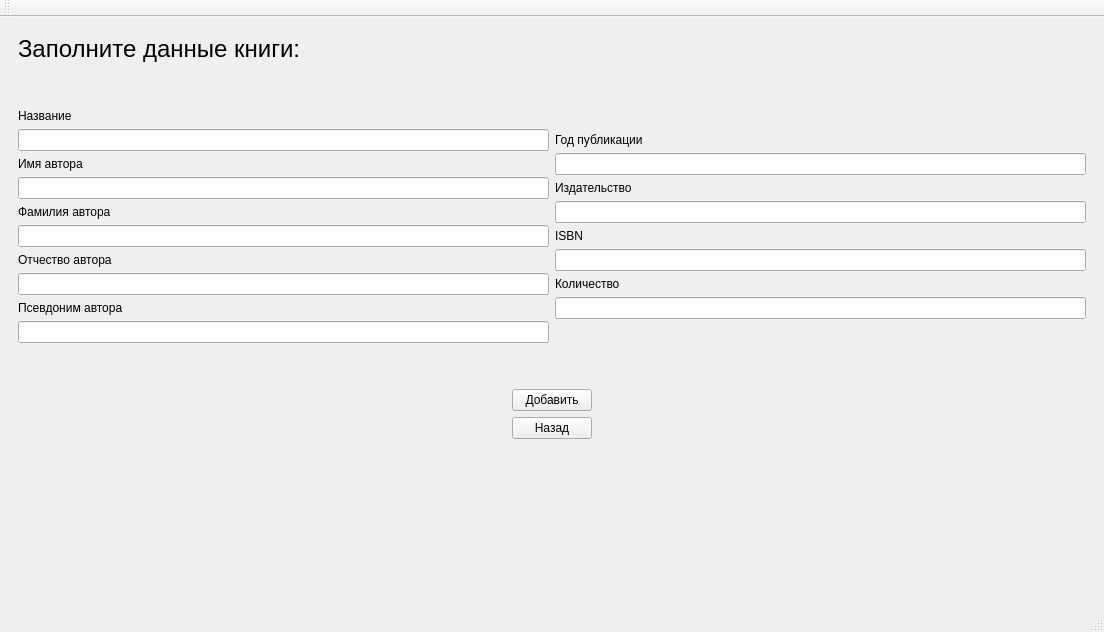
First picture: the form in mainwindow.ui, repository Matvey-Makaro/DBMS-Library, before the edit.
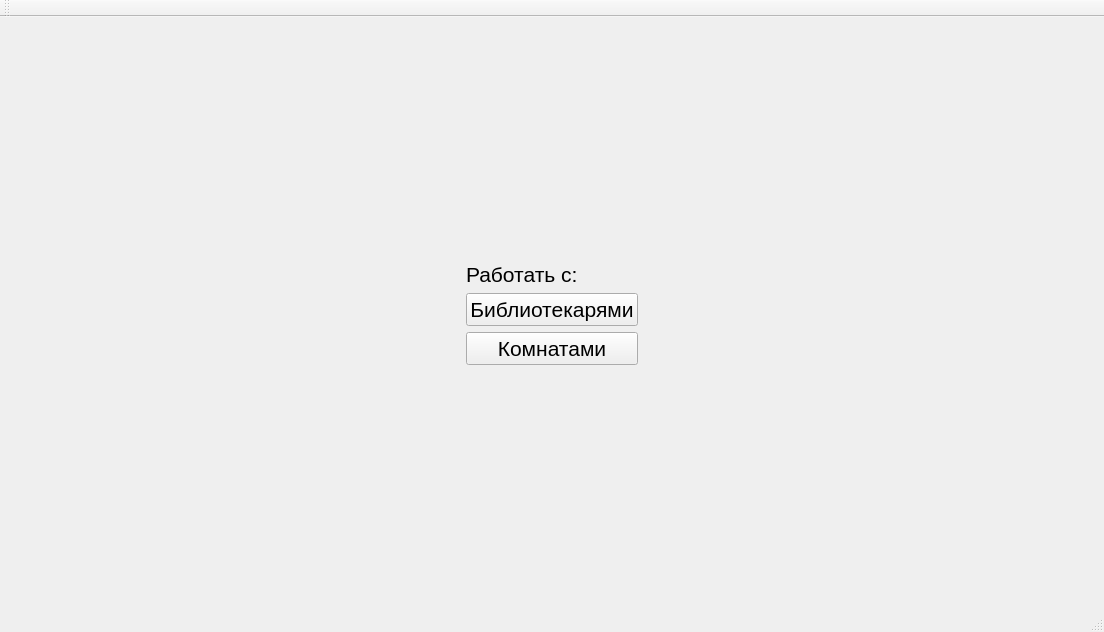
Second picture: the form after the edit.

Commit message: Add start_admin_page.

Diff of the .ui file:
```diff
--- a/mainwindow.ui
+++ b/mainwindow.ui
@@ -18,7 +18,7 @@
     <item>
      <widget class="QStackedWidget" name="stackedWidget">
       <property name="currentIndex">
-       <number>8</number>
+       <number>15</number>
       </property>
       <widget class="QWidget" name="authorization_as_page">
        <layout class="QHBoxLayout" name="horizontalLayout_2">
@@ -1730,6 +1730,102 @@
         </item>
        </layout>
       </widget>
+      <widget class="QWidget" name="start_admin_page">
+       <layout class="QHBoxLayout" name="horizontalLayout_17">
+        <item>
+         <spacer name="horizontalSpacer_25">
+          <property name="orientation">
+           <enum>Qt::Horizontal</enum>
+          </property>
+          <property name="sizeHint" stdset="0">
+           <size>
+            <width>40</width>
+            <height>20</height>
+           </size>
+          </property>
+         </spacer>
+        </item>
+        <item>
+         <layout class="QVBoxLayout" name="verticalLayout_11">
+          <item>
+           <spacer name="verticalSpacer_35">
+            <property name="orientation">
+             <enum>Qt::Vertical</enum>
+            </property>
+            <property name="sizeHint" stdset="0">
+             <size>
+              <width>20</width>
+              <height>40</height>
+             </size>
+            </property>
+           </spacer>
+          </item>
+          <item>
+           <widget class="QLabel" name="label_23">
+            <property name="font">
+             <font>
+              <pointsize>16</pointsize>
+             </font>
+            </property>
+            <property name="text">
+             <string>Работать с:</string>
+            </property>
+           </widget>
+          </item>
+          <item>
+           <widget class="QPushButton" name="pushButton">
+            <property name="font">
+             <font>
+              <pointsize>16</pointsize>
+             </font>
+            </property>
+            <property name="text">
+             <string>Библиотекарями</string>
+            </property>
+           </widget>
+          </item>
+          <item>
+           <widget class="QPushButton" name="pushButton_2">
+            <property name="font">
+             <font>
+              <pointsize>16</pointsize>
+             </font>
+            </property>
+            <property name="text">
+             <string>Комнатами</string>
+            </property>
+           </widget>
+          </item>
+          <item>
+           <spacer name="verticalSpacer_36">
+            <property name="orientation">
+             <enum>Qt::Vertical</enum>
+            </property>
+            <property name="sizeHint" stdset="0">
+             <size>
+              <width>20</width>
+              <height>40</height>
+             </size>
+            </property>
+           </spacer>
+          </item>
+         </layout>
+        </item>
+        <item>
+         <spacer name="horizontalSpacer_26">
+          <property name="orientation">
+           <enum>Qt::Horizontal</enum>
+          </property>
+          <property name="sizeHint" stdset="0">
+           <size>
+            <width>40</width>
+            <height>20</height>
+           </size>
+          </property>
+         </spacer>
+        </item>
+       </layout>
+      </widget>
      </widget>
     </item>
    </layout>
```
Left out of the diff: 2 changed lines with no effect on the pictures. The commit also changes 1 other file.
